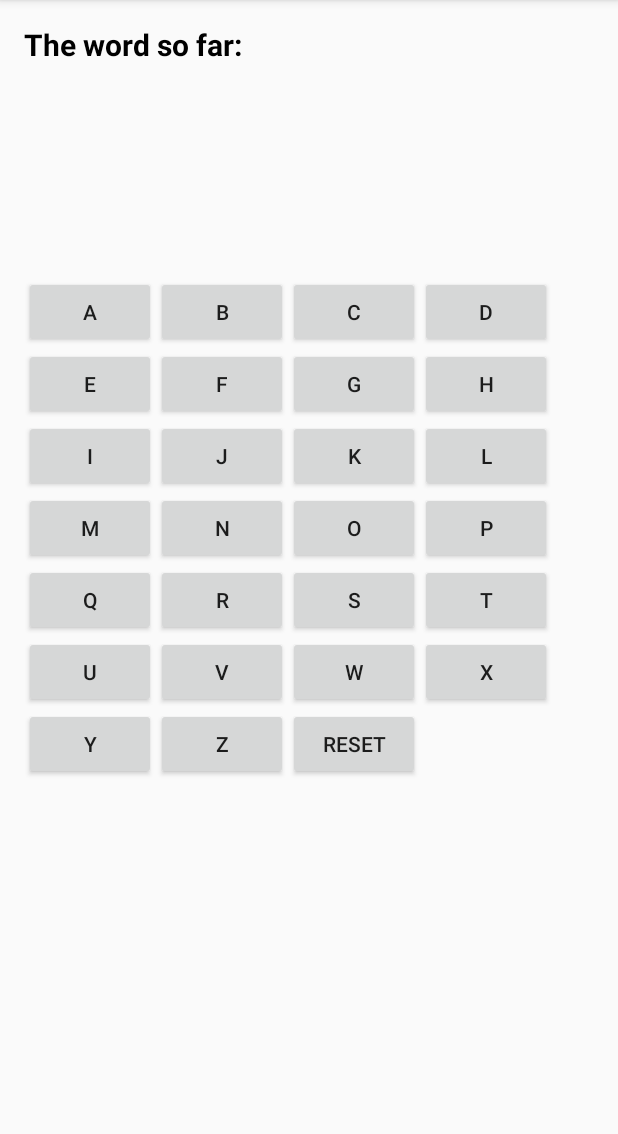
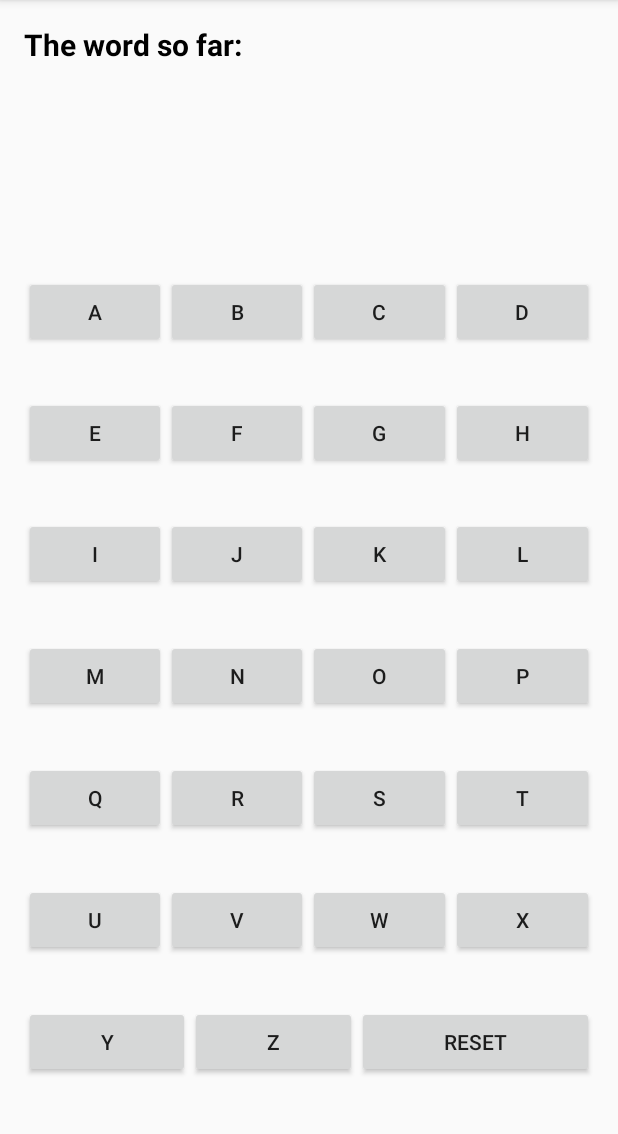
Before and after one commit to roseanna/Hangman, an Android app: the screen it shows after launch (MainActivity), on a phone screen of 412 x 824 dp, the part 84-1218 px from its top. Run offline under Robolectric (Android 15) with nearby library versions, the phone set to English and light mode, and no system bars.

Commit message:
Changed layout to linear layout. looks nicer but buttons are oddly spaced...

```diff
--- a/app/src/main/res/layout/activity_main.xml
+++ b/app/src/main/res/layout/activity_main.xml
@@ -44,199 +44,207 @@
     <LinearLayout
         android:layout_width="fill_parent"
         android:layout_height="75dp"
-        android:orientation="horizontal"
+        android:orientation="vertical"
         android:layout_weight=".85">
-        <RelativeLayout
-            android:layout_width="match_parent"
-            android:layout_height="match_parent">
-
+        <LinearLayout
+            android:layout_width="fill_parent"
+            android:layout_height="wrap_content"
+            android:layout_weight="1">
             <Button
                 android:id="@+id/a"
                 android:text="a"
                 android:layout_width="wrap_content"
-                android:layout_height="wrap_content"/>
+                android:layout_height="wrap_content"
+                android:layout_weight=".25"/>
             <Button
                 android:id="@+id/b"
                 android:text="b"
                 android:layout_width="wrap_content"
                 android:layout_height="wrap_content"
-                android:layout_toRightOf="@+id/a" />
+                android:layout_weight=".25"/>
             <Button
                 android:id="@+id/c"
                 android:text="c"
                 android:layout_width="wrap_content"
                 android:layout_height="wrap_content"
-                android:layout_toRightOf="@+id/b"/>
+                android:layout_weight=".25"/>
             <Button
                 android:id="@+id/d"
                 android:text="d"
                 android:layout_width="wrap_content"
                 android:layout_height="wrap_content"
-                android:layout_toRightOf="@+id/c"/>
-
+                android:layout_weight=".25"/>
+        </LinearLayout>
+        <LinearLayout
+            android:layout_width="fill_parent"
+            android:layout_height="wrap_content"
+            android:layout_weight="1">
             <Button
                 android:id="@+id/e"
                 android:text="e"
                 android:layout_width="wrap_content"
                 android:layout_height="wrap_content"
-                android:layout_below="@+id/a"/>
+                android:layout_weight=".25"/>
             <Button
                 android:id="@+id/f"
                 android:text="f"
                 android:layout_width="wrap_content"
                 android:layout_height="wrap_content"
-                android:layout_below="@id/b"
-                android:layout_toRightOf="@+id/e" />
+                android:layout_weight=".25"/>
             <Button
                 android:id="@+id/g"
                 android:text="g"
                 android:layout_width="wrap_content"
                 android:layout_height="wrap_content"
-                android:layout_below="@id/c"
-                android:layout_toRightOf="@+id/f"/>
+                android:layout_weight=".25"/>
             <Button
                 android:id="@+id/h"
                 android:text="h"
                 android:layout_width="wrap_content"
                 android:layout_height="wrap_content"
-                android:layout_below="@id/d"
-                android:layout_toRightOf="@+id/g"/>
-
+                android:layout_weight=".25"/>
+        </LinearLayout>
+        <LinearLayout
+            android:layout_width="fill_parent"
+            android:layout_height="wrap_content"
+            android:layout_weight="1">
             <Button
                 android:id="@+id/i"
                 android:text="i"
                 android:layout_width="wrap_content"
                 android:layout_height="wrap_content"
-                android:layout_below="@+id/e"/>
+                android:layout_weight=".25"/>
             <Button
                 android:id="@+id/j"
                 android:text="j"
                 android:layout_width="wrap_content"
                 android:layout_height="wrap_content"
-                android:layout_below="@id/f"
-                android:layout_toRightOf="@+id/i" />
+                android:layout_weight=".25"/>
             <Button
                 android:id="@+id/k"
                 android:text="k"
                 android:layout_width="wrap_content"
                 android:layout_height="wrap_content"
-                android:layout_below="@id/g"
-                android:layout_toRightOf="@+id/j"/>
+                android:layout_weight=".25"/>
             <Button
                 android:id="@+id/l"
                 android:text="l"
                 android:layout_width="wrap_content"
                 android:layout_height="wrap_content"
-                android:layout_below="@id/h"
-                android:layout_toRightOf="@+id/k"/>
-
+                android:layout_weight=".25"/>
+        </LinearLayout>
+        <LinearLayout
+            android:layout_width="fill_parent"
+            android:layout_height="wrap_content"
+            android:layout_weight="1">
             <Button
                 android:id="@+id/m"
                 android:text="m"
                 android:layout_width="wrap_content"
                 android:layout_height="wrap_content"
-                android:layout_below="@+id/i"/>
+                android:layout_weight=".25"/>
             <Button
                 android:id="@+id/n"
                 android:text="n"
                 android:layout_width="wrap_content"
                 android:layout_height="wrap_content"
-                android:layout_below="@id/j"
-                android:layout_toRightOf="@+id/i" />
+                android:layout_weight=".25"/>
             <Button
                 android:id="@+id/o"
                 android:text="o"
                 android:layout_width="wrap_content"
                 android:layout_height="wrap_content"
-                android:layout_below="@id/k"
-                android:layout_toRightOf="@+id/j"/>
+                android:layout_weight=".25"/>
             <Button
                 android:id="@+id/p"
                 android:text="p"
                 android:layout_width="wrap_content"
                 android:layout_height="wrap_content"
-                android:layout_below="@id/l"
-                android:layout_toRightOf="@+id/k"/>
-
+                android:layout_weight=".25"/>
+        </LinearLayout>
+        <LinearLayout
+            android:layout_width="fill_parent"
+            android:layout_height="wrap_content"
+            android:layout_weight="1">
             <Button
                 android:id="@+id/q"
                 android:text="q"
                 android:layout_width="wrap_content"
                 android:layout_height="wrap_content"
-                android:layout_below="@+id/m"/>
+                android:layout_weight=".25"/>
             <Button
                 android:id="@+id/r"
                 android:text="r"
                 android:layout_width="wrap_content"
                 android:layout_height="wrap_content"
-                android:layout_below="@id/n"
-                android:layout_toRightOf="@+id/q" />
+                android:layout_weight=".25"/>
             <Button
                 android:id="@+id/s"
                 android:text="s"
                 android:layout_width="wrap_content"
                 android:layout_height="wrap_content"
-                android:layout_below="@id/o"
-                android:layout_toRightOf="@+id/r"/>
+                android:layout_weight=".25"/>
             <Button
                 android:id="@+id/t"
                 android:text="t"
                 android:layout_width="wrap_content"
                 android:layout_height="wrap_content"
-                android:layout_below="@id/p"
-                android:layout_toRightOf="@+id/s"/>
-
+                android:layout_weight=".25"/>
+        </LinearLayout>
+        <LinearLayout
+            android:layout_width="fill_parent"
+            android:layout_height="wrap_content"
+            android:layout_weight="1">
             <Button
                 android:id="@+id/u"
                 android:text="u"
                 android:layout_width="wrap_content"
                 android:layout_height="wrap_content"
-                android:layout_below="@+id/q"/>
+                android:layout_weight=".25"/>
             <Button
                 android:id="@+id/v"
                 android:text="v"
                 android:layout_width="wrap_content"
                 android:layout_height="wrap_content"
-                android:layout_below="@id/q"
-                android:layout_toRightOf="@+id/u" />
+                android:layout_weight=".25"/>
             <Button
                 android:id="@+id/w"
                 android:text="w"
                 android:layout_width="wrap_content"
                 android:layout_height="wrap_content"
-                android:layout_below="@id/s"
-                android:layout_toRightOf="@+id/v"/>
+                android:layout_weight=".25"/>
             <Button
                 android:id="@+id/x"
                 android:text="x"
                 android:layout_width="wrap_content"
                 android:layout_height="wrap_content"
-                android:layout_below="@id/t"
-                android:layout_toRightOf="@+id/w"/>
-
+                android:layout_weight=".25"/>
+        </LinearLayout>
+        <LinearLayout
+            android:layout_width="fill_parent"
+            android:layout_height="wrap_content"
+            android:layout_weight="1">
             <Button
                 android:id="@+id/y"
                 android:text="y"
                 android:layout_width="wrap_content"
                 android:layout_height="wrap_content"
-                android:layout_below="@+id/u"/>
+                android:layout_weight=".25"/>
             <Button
                 android:id="@+id/z"
                 android:text="z"
                 android:layout_width="wrap_content"
                 android:layout_height="wrap_content"
-                android:layout_below="@id/v"
-                android:layout_toRightOf="@+id/y" />
+                android:layout_weight=".25"/>
             <Button
                 android:id="@+id/reset"
                 android:text="reset"
                 android:layout_width="wrap_content"
                 android:layout_height="wrap_content"
-                android:layout_below="@id/w"
-                android:layout_toRightOf="@+id/z"/>
-
-        </RelativeLayout>
+                android:layout_weight=".75"/>
+        </LinearLayout>
+    </LinearLayout>
 
 
-    </LinearLayout>
+
 </LinearLayout>
```
